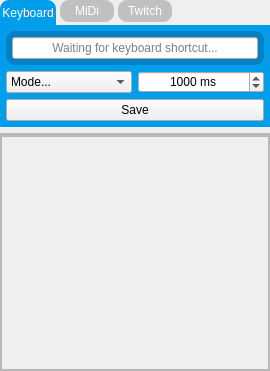
Qt form UI/shortcutsManagerCompact.ui (Gemmstone/PyNGtuber) before a commit.
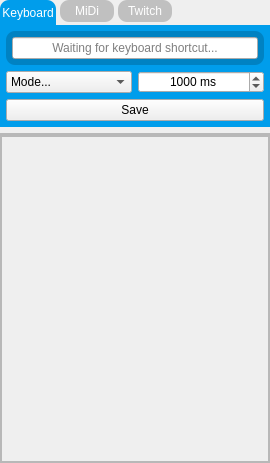
The same form after that commit. Icons and pictures are not drawn.

The edit to the form file:
```diff
--- a/UI/shortcutsManagerCompact.ui
+++ b/UI/shortcutsManagerCompact.ui
@@ -7,7 +7,7 @@
     <x>0</x>
     <y>0</y>
     <width>270</width>
-    <height>371</height>
+    <height>463</height>
    </rect>
   </property>
   <property name="windowTitle">
@@ -247,7 +247,7 @@
             <x>0</x>
             <y>0</y>
             <width>268</width>
-            <height>227</height>
+            <height>319</height>
            </rect>
           </property>
           <layout class="QVBoxLayout" name="verticalLayout_42">
```
